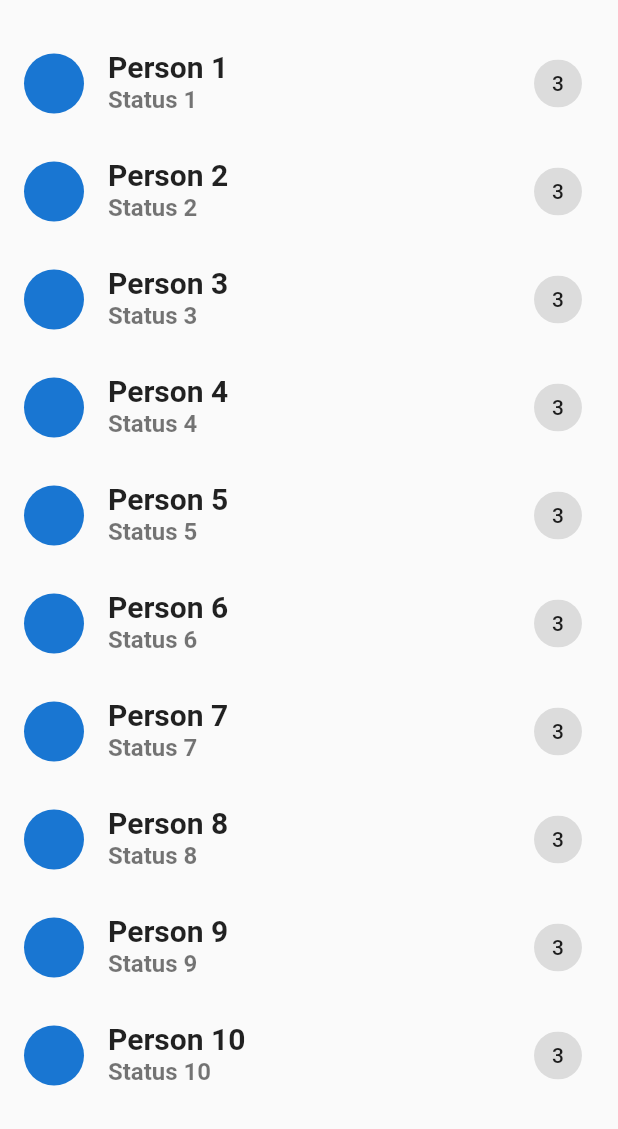
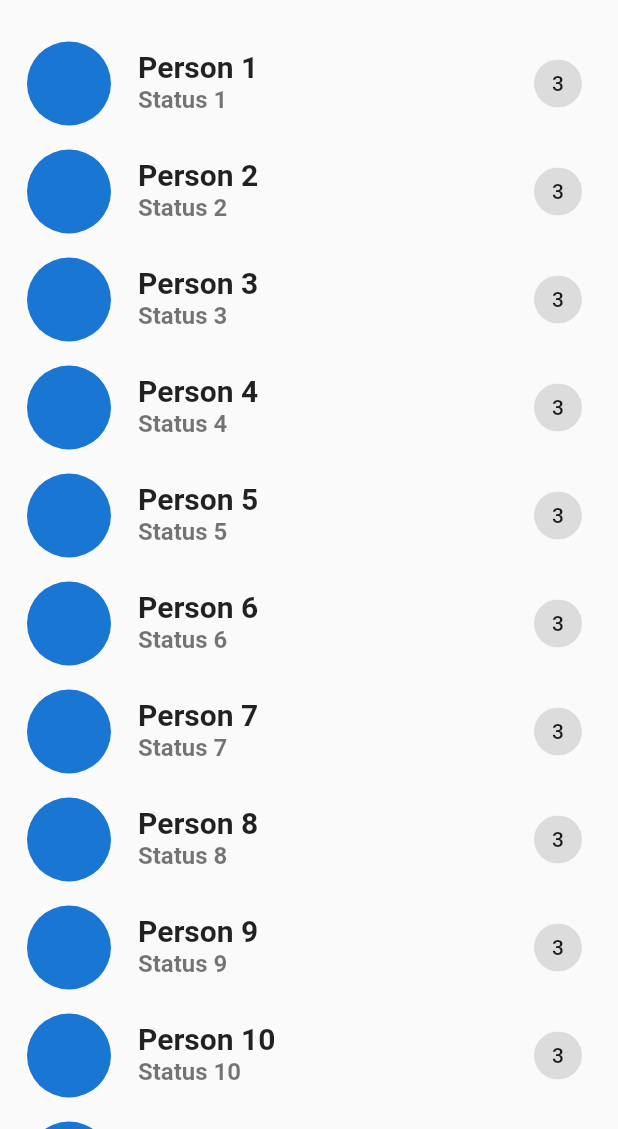
Before and after one commit to fiergetech/chatapp, a Flutter app: the screen it shows after launch, on a phone screen of 412 x 824 dp, the part 107-1236 px from its top. Run offline on Flutter 3.47's test engine with Material 2 defaults, Android fonts, the phone set to English and light mode, and no system bars; our stand-ins replace firebase_core, get, introduction_screen, lottie; accounts and stored records are empty.

Commit message:
home screen

```diff
--- a/lib/app/modules/home/views/home_view.dart
+++ b/lib/app/modules/home/views/home_view.dart
@@ -35,7 +35,9 @@ class HomeView extends GetView<HomeController> {
             child: ListView.builder(
               itemCount: 20,
               itemBuilder: (context, index) => ListTile(
-                leading: CircleAvatar(),
+                leading: CircleAvatar(
+                  radius: 30,
+                ),
                 title: Text(
                   "Person ${index + 1}",
                   style: TextStyle(
```
